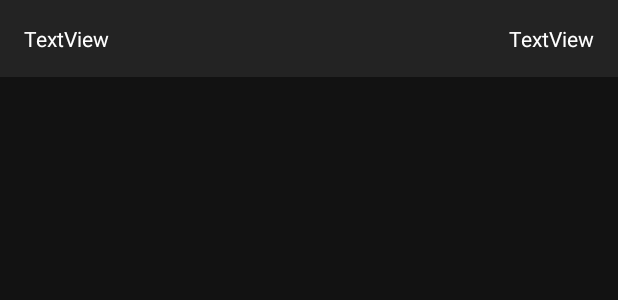
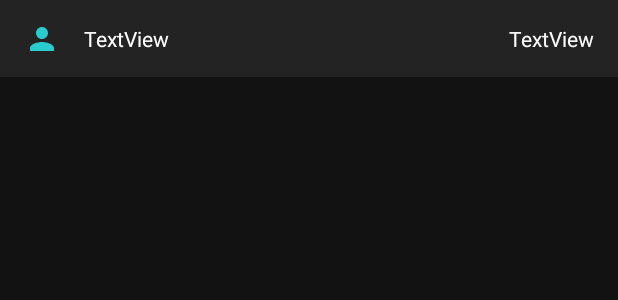
Before and after one commit to SebastianGrosalski/RL-Questlog, an Android app: the layout friend_item.xml on its own in the app's theme, with its tools: preview values and no code run, on a phone screen of 412 x 824 dp. Shown: the top 300 px of the screen. Run offline under Robolectric (Android 15) with nearby library versions, the phone set to English and light mode, and no system bars.

Commit message:
Changed visuals of friendlistitem

```diff
--- a/app/src/main/java/com/example/questtask/ui/addFriend/AddFriendFragment.kt
+++ b/app/src/main/java/com/example/questtask/ui/addFriend/AddFriendFragment.kt
@@ -47,7 +47,7 @@ class AddFriendFragment : Fragment() {
             if(it){
                 Toast.makeText(context, "Freundschaftsanfrage versendet!", Toast.LENGTH_SHORT).show()
             } else
-                Toast.makeText(context, "MIAUUUUU NEIN", Toast.LENGTH_SHORT).show()
+                Toast.makeText(context, "Freundschaftsanfrage wurde nicht versendet. Hast du bereits eine Anfrage an diesen Nutzer geschickt?", Toast.LENGTH_SHORT).show()
             }
         })
         binding.pendingRequests.adapter = adapter
--- a/app/src/main/res/layout/friend_item.xml
+++ b/app/src/main/res/layout/friend_item.xml
@@ -11,11 +11,9 @@
         android:layout_width="wrap_content"
         android:layout_height="wrap_content"
         android:layout_marginStart="16dp"
-        android:layout_marginTop="16dp"
-        android:layout_marginBottom="16dp"
         android:text="TextView"
         app:layout_constraintBottom_toBottomOf="parent"
-        app:layout_constraintStart_toStartOf="parent"
+        app:layout_constraintStart_toEndOf="@+id/imageView"
         app:layout_constraintTop_toTopOf="parent" />
 
     <TextView
@@ -29,4 +27,16 @@
         app:layout_constraintBottom_toBottomOf="parent"
         app:layout_constraintEnd_toEndOf="parent"
         app:layout_constraintTop_toTopOf="parent" />
+
+    <ImageView
+        android:id="@+id/imageView"
+        android:layout_width="wrap_content"
+        android:layout_height="wrap_content"
+        android:layout_marginStart="16dp"
+        app:layout_constraintBottom_toBottomOf="parent"
+        app:layout_constraintStart_toStartOf="parent"
+        app:layout_constraintTop_toTopOf="parent"
+        app:srcCompat="@drawable/ic_person_24px"
+        app:tint="@color/colorPrimaryDark" />
+
 </androidx.constraintlayout.widget.ConstraintLayout>
```
